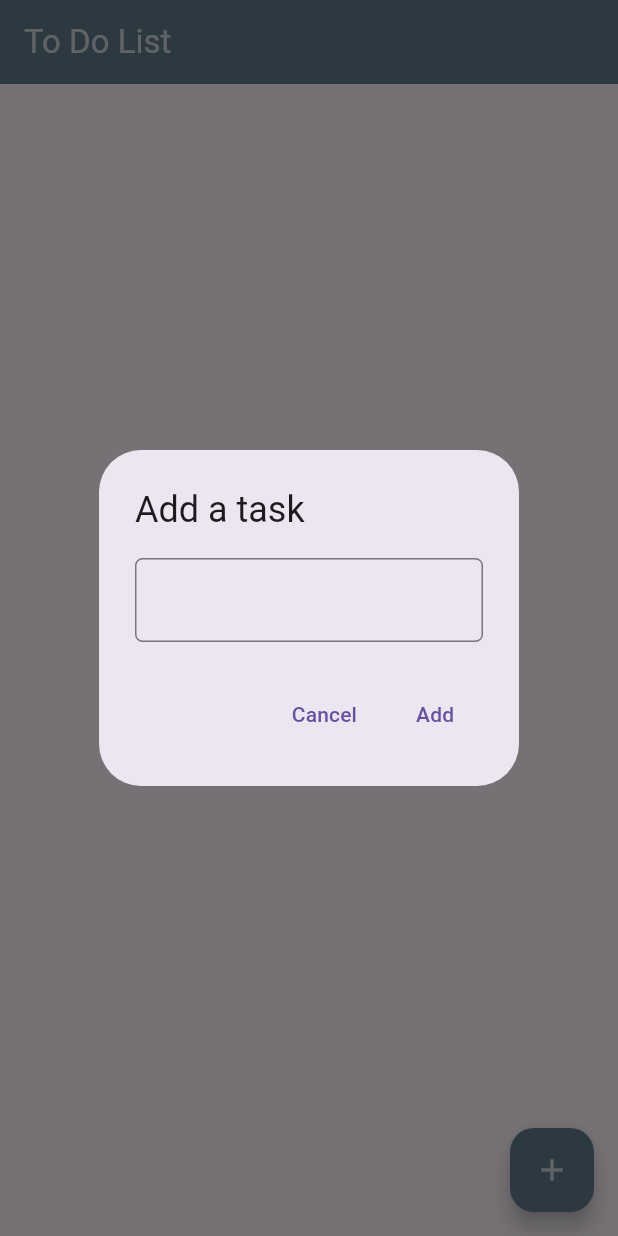
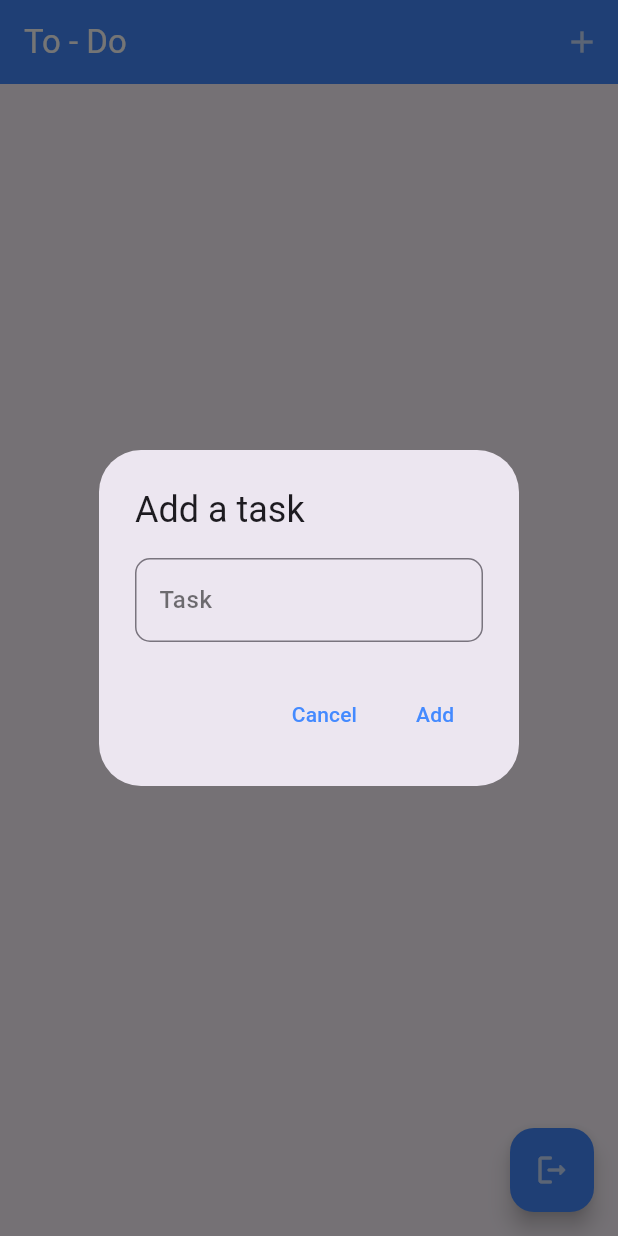
Before and after one commit to srishu272/Advanced_To_Do_List, a Flutter app: the HomeScreen screen opened directly, after a tap on the "add" icon, on a phone screen of 412 x 824 dp. Run offline on Flutter 3.47's test engine with Material 3 defaults, Android fonts, the phone set to English and light mode, and no system bars; our stand-ins replace firebase_auth, firebase_core, firebase_database; accounts and stored records are empty.

Commit message:
Second commit

```diff
--- a/lib/homeScreen.dart
+++ b/lib/homeScreen.dart
@@ -1,4 +1,9 @@
 import 'package:flutter/material.dart';
+import 'package:provider/provider.dart';
+import 'package:todolist/auth/authService.dart';
+import 'package:todolist/auth/loginScreen.dart';
+import 'package:todolist/task.dart';
+import 'package:todolist/taskProvider.dart';
 
 class HomeScreen extends StatefulWidget {
   const HomeScreen({super.key});
@@ -8,9 +13,19 @@ class HomeScreen extends StatefulWidget {
 }
 
 class _HomeScreenState extends State<HomeScreen> {
+  final _auth = AuthService();
+  final GlobalKey<FormState> _taskFormKey = GlobalKey<FormState>();
   final TextEditingController _taskController = new TextEditingController();
 
-  List<String> tasks = [];
+  List<Task> tasks = [];
+
+  @override
+  void initState() {
+    super.initState();
+    WidgetsBinding.instance.addPostFrameCallback((_) {
+      Provider.of<TaskProvider>(context, listen: false).fetchTasks();
+    });
+  }
 
   void _addTasks() {
     _taskController.clear();
@@ -18,26 +33,53 @@ class _HomeScreenState extends State<HomeScreen> {
         context: context,
         builder: (BuildContext context) {
           return AlertDialog(
-            title: Text("Add a task"),
-            content: TextField(
+            title: Text(
+              "Add a task",
+            ),
+            content: Form(
+              key: _taskFormKey,
+              child: TextFormField(
                 controller: _taskController,
+                validator: (value) {
+                  if (value == null || value.isEmpty) {
+                    return "Enter task";
+                  }
+                  return null;
+                },
                 decoration: InputDecoration(
+                  labelText: "Task",
+                  labelStyle: TextStyle(
+                      color: Colors.black54, fontWeight: FontWeight.w500),
                   border: OutlineInputBorder(
-                      borderRadius: BorderRadius.circular(5))),
+                    borderRadius: BorderRadius.circular(10),
+                    borderSide: BorderSide(width: 10, color: Colors.blueAccent),
+                  ),
+                  focusedBorder: OutlineInputBorder(
+                      borderRadius: BorderRadius.circular(10),
+                      borderSide:
+                          BorderSide(width: 2, color: Colors.blueAccent)),
+                ),
+              ),
             ),
             actions: [
               TextButton(
                   onPressed: () {
                     Navigator.pop(context);
                   },
-                  child: Text("Cancel")),
+                  child: Text(
+                    "Cancel",
+                    style: TextStyle(color: Colors.blueAccent),
+                  )),
               TextButton(
                   onPressed: () {
-                    tasks.add(_taskController.text);
-                    setState(() {});
+                    if (_taskFormKey.currentState!.validate()) {
+                      Provider.of<TaskProvider>(context, listen: false)
+                          .addTask(_taskController.text);
                       Navigator.pop(context);
+                    }
                   },
-                  child: Text("Add"))
+                  child:
+                      Text("Add", style: TextStyle(color: Colors.blueAccent)))
             ],
           );
         });
@@ -47,57 +89,78 @@ class _HomeScreenState extends State<HomeScreen> {
   Widget build(BuildContext context) {
     return Scaffold(
       appBar: AppBar(
-        backgroundColor: Colors.blueGrey,
+        backgroundColor: Colors.blueAccent,
         title: Text(
-          "To Do List",
-          style: TextStyle(color: Colors.white70),
+          "To - Do",
+          style: TextStyle(color: Colors.white),
         ),
+        actions: [
+          IconButton(
+              onPressed: _addTasks,
+              icon: Icon(Icons.add, color: Colors.white70))
+        ],
       ),
       floatingActionButton: FloatingActionButton(
         onPressed: () {
-          _addTasks();
+          _auth.signout();
+          Navigator.pushReplacement(
+              context, MaterialPageRoute(builder: (context) => Loginscreen()));
         },
         child: Icon(
-          Icons.add,
+          Icons.logout_rounded,
           color: Colors.white70,
         ),
-        backgroundColor: Colors.blueGrey,
+        backgroundColor: Colors.blueAccent,
       ),
       body: Padding(
         padding: const EdgeInsets.all(8.0),
-        child: ListView.builder(
+        child: Consumer<TaskProvider>(
+            builder: (BuildContext context, taskProvider, Widget? child) {
+          final tasks = taskProvider.tasks;
+          return ListView.builder(
               itemCount: tasks.length,
               itemBuilder: (BuildContext context, int index) {
+                final task = tasks[index];
                 return Padding(
                   padding: const EdgeInsets.all(8.0),
                   child: Container(
+                    padding: EdgeInsets.all(10),
                     decoration: BoxDecoration(
-                      color: Colors.blueGrey,
+                        color: Colors.blueAccent,
                         borderRadius: BorderRadius.circular(10)),
                     child: Row(
                       children: [
-                     Checkbox(value: false, onChanged: (value){
-
+                        Checkbox(
+                            activeColor: Colors.white70,
+                            checkColor: Colors.blueAccent,
+                            value: task.isCompleted,
+                            onChanged: (value) {
+                              setState(() {
+                                task.isCompleted = value!;
+                              });
+                              taskProvider.updateTask(
+                                  task.id, task.title, task.isCompleted);
                             }),
-                      Text(
-                        tasks[index],
-                        style: TextStyle(color: Colors.white),
+                        SizedBox(width: 10,),
+                        Expanded(
+                          child: Text(
+                            task.title,
+                            style: TextStyle(color: Colors.white,fontSize: 20),
                           ),
-                      Spacer(),
+                        ),
                         IconButton(
                             onPressed: () {
-                            setState(() {
-                              tasks.remove(tasks[index]);
-                            });
+                              taskProvider.deleteTask(task.id);
                             },
                             icon: Icon(
                               Icons.delete,
-                            color: Colors.deepOrangeAccent,
+                              color: Colors.white70,
                             ))
                       ],
                     ),
                   ),
                 );
+              });
         }),
       ),
     );
--- a/lib/task.dart
+++ b/lib/task.dart
@@ -0,0 +1,18 @@
+class Task {
+  final String id;
+  final String title;
+   bool isCompleted;
+
+  Task({
+    required this.id,
+    required this.title,
+    this.isCompleted = false,
+  });
+
+  Map<String, dynamic> toMap() {
+    return {
+      'title': title,
+      'isCompleted': isCompleted,
+    };
+  }
+}
--- a/lib/taskProvider.dart
+++ b/lib/taskProvider.dart
@@ -0,0 +1,74 @@
+import 'package:firebase_database/firebase_database.dart';
+import 'package:flutter/material.dart';
+import 'task.dart';
+
+class TaskProvider with ChangeNotifier {
+  final DatabaseReference _databaseReference =
+      FirebaseDatabase.instance.ref("tasks");
+  List<Task> tasks = [];
+
+  // Fetching all tasks from Firebase Realtime Database
+  void fetchTasks() async {
+    try {
+      DatabaseEvent event = await _databaseReference.child('tasks').once();
+      final data = event.snapshot.value;
+
+      if (data != null) {
+        final map = (data as Map).cast<String, dynamic>();
+        tasks = map.entries
+            .map((e) => Task(
+                  id: e.key,
+                  title: e.value['title'] as String,
+                  isCompleted: e.value['isCompleted'] as bool,
+                ))
+            .toList();
+        notifyListeners();
+        print("Fetching successful");
+      }
+    } catch (error) {
+      debugPrint("Error fetching tasks: $error");
+    }
+  }
+
+  // Adding a new task to Firebase Realtime Database
+  Future<void> addTask(String title) async {
+    try {
+      final newTask = {
+        'title': title.replaceAll(RegExp(r'[.#$[\]]'), '_'),
+        'isCompleted': false,
+      };
+      await _databaseReference.child('tasks').push().set(newTask);
+      fetchTasks(); // Refreshing the task list
+      print("Adding successfull");
+    } catch (error) {
+      debugPrint("Error adding task: $error");
+    }
+  }
+
+  // Deleting a task by ID
+  Future<void> deleteTask(String id) async {
+    try {
+      await _databaseReference.child('tasks/$id').remove();
+      tasks.removeWhere((task) => task.id == id); // Update local list
+      print("Deletion successful");
+    } catch (error) {
+      print("Error deleting task: $error");
+    }
+    notifyListeners();
+  }
+
+  // Updating a task by ID
+  Future<void> updateTask(String id, String newTitle, bool newStatus) async {
+    try {
+      await _databaseReference.child('tasks/$id').update({
+        'title': newTitle,
+        'isCompleted': newStatus,
+      });
+      fetchTasks(); //Refresh the task
+      print("Updation successful");
+    } catch (error) {
+      print("Error updating task: $error");
+    }
+    notifyListeners();
+  }
+}
--- a/pubspec.yaml
+++ b/pubspec.yaml
@@ -35,6 +35,10 @@ dependencies:
   # Use with the CupertinoIcons class for iOS style icons.
   cupertino_icons: ^1.0.8
   flutter_bloc: ^8.1.6
+  firebase_core: ^3.10.0
+  firebase_auth: ^5.4.0
+  firebase_database: ^11.3.0
+  provider: ^6.1.2
 
 dev_dependencies:
   flutter_test:
```
Also changed, not shown: lib/auth/authService.dart (+39 -0 lines), lib/auth/loginScreen.dart (+70 -8 lines), lib/main.dart (+16 -5 lines), firebase.json (added), lib/firebase_options.dart (added), pubspec.lock, 6 other files. Lines whose indentation alone changed are shown as unchanged.
